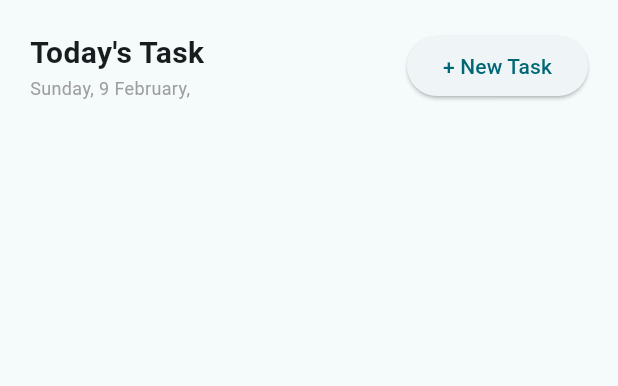
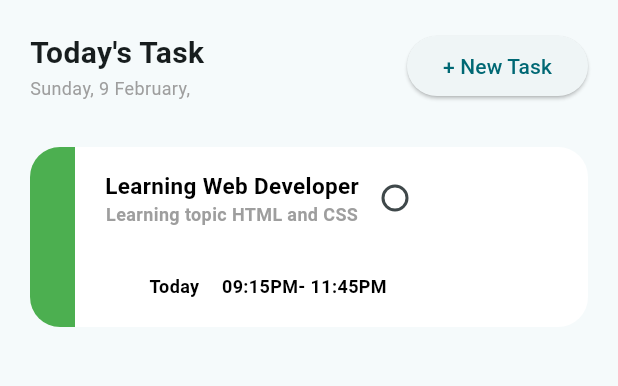
Before and after one commit to r-sei/practice_repo, a Flutter app: the screen it shows after launch, on a phone screen of 412 x 824 dp, the part 84-470 px from its top. Run offline on Flutter 3.47's test engine with Material 3 defaults, Android fonts, the phone set to English and light mode, and no system bars; our stand-ins replace gap, table_calendar.

Commit message:
time入力フォームの実装、タスクの表示例の作成（要改善）

```diff
--- a/lib/components/todo_modal.dart
+++ b/lib/components/todo_modal.dart
@@ -8,6 +8,7 @@ enum RadioValue { LRN, WRK, GEN }
 
 RadioValue? selectedValue;
 DateTime? selectedDate;
+TimeOfDay? selectedTime = TimeOfDay.now();
 
 class TodoModal extends StatefulWidget {
   @override
@@ -186,6 +187,7 @@ class TodoModalState extends State<TodoModal> {
                       ),
                     ),
                   ),
+                  //ここからdate入力フォーム
                   Container(
                     width: MediaQuery.of(context).size.width / 3,
                     color: const Color.fromARGB(100, 190, 190, 190),
@@ -213,7 +215,9 @@ class TodoModalState extends State<TodoModal> {
                     ),
                   ),
                 ]),
+                //ここまでDate入力フォーム
                 Gap(MediaQuery.of(context).size.width / 12),
+                //ここからTime入力フォーム
                 Column(children: [
                   SizedBox(
                     width: MediaQuery.of(context).size.width / 3,
@@ -233,21 +237,23 @@ class TodoModalState extends State<TodoModal> {
                         IconButton(
                             onPressed: () async {
                               // print("start");
-                              final date = await showDatePicker(
+                              final timeData = await showTimePicker(
+                                  initialEntryMode: TimePickerEntryMode.dial,
                                   context: context,
-                                  firstDate: DateTime(2020),
-                                  lastDate: DateTime(2030));
+                                  initialTime: selectedTime != null
+                                      ? selectedTime!
+                                      : TimeOfDay.now());
                               // print("finished: $date");
-                              if (date != null) {
+                              if (timeData != null) {
                                 setState(() {
-                                  selectedDate = date;
+                                  selectedTime = timeData;
                                 });
                               }
                             },
-                            icon: const Icon(Icons.calendar_month)),
-                        Text(selectedDate != null
-                            ? "${selectedDate?.year}/${selectedDate?.month}/${selectedDate?.day}"
-                            : "yyyy/mm/dd"),
+                            icon: const Icon(Icons.access_time)),
+                        Text(selectedTime != null
+                            ? "${selectedTime?.hour}:${selectedTime?.minute}"
+                            : "hh:mm"),
                       ],
                     ),
                   ),
--- a/lib/main.dart
+++ b/lib/main.dart
@@ -25,9 +25,16 @@ class MyApp extends StatelessWidget {
   }
 }
 
-class MyHomePage extends StatelessWidget {
+bool isChecked = false;
+
+class MyHomePage extends StatefulWidget {
   const MyHomePage({super.key});
 
+  @override
+  State<MyHomePage> createState() => _MyHomePageState();
+}
+
+class _MyHomePageState extends State<MyHomePage> {
   @override
   Widget build(BuildContext context) {
     return Scaffold(
@@ -89,6 +96,96 @@ class MyHomePage extends StatelessWidget {
                     child: const Text('+ New Task')),
               ],
             ),
+            const Gap(30),
+            Container(
+              width: double.infinity,
+              height: 120,
+              decoration: BoxDecoration(
+                borderRadius: BorderRadius.circular(20),
+                color: Colors.white,
+              ),
+
+              //なんか適当に調整
+              child: Row(
+                children: [
+                  Container(
+                    width: 30,
+                    decoration: const BoxDecoration(
+                      color: Colors.green,
+                      borderRadius: BorderRadius.only(
+                          bottomLeft: Radius.circular(20),
+                          topLeft: Radius.circular(20)),
+                    ),
+                  ),
+                  Column(children: [
+                    Padding(
+                      padding: const EdgeInsets.symmetric(
+                          horizontal: 20, vertical: 10),
+                      child: Row(
+                        mainAxisAlignment: MainAxisAlignment.spaceBetween,
+                        children: [
+                          const Column(
+                            children: [
+                              Text(
+                                'Learning Web Developer',
+                                style: TextStyle(
+                                  color: Colors.black,
+                                  fontWeight: FontWeight.bold,
+                                  fontSize: 15,
+                                ),
+                              ),
+                              Text(
+                                'Learning topic HTML and CSS',
+                                style: TextStyle(
+                                  color: Colors.grey,
+                                  fontWeight: FontWeight.bold,
+                                  fontSize: 12,
+                                ),
+                              ),
+                            ],
+                          ),
+                          // const Expanded(child: Spacer()),
+                          Checkbox(
+                              value: isChecked,
+                              shape: const CircleBorder(),
+                              onChanged: (value) {
+                                setState(() {
+                                  isChecked = value!;
+                                });
+                              }),
+                        ],
+                      ),
+                    ),
+                    const Divider(
+                      thickness: 1.5,
+                      color: Colors.grey,
+                    ),
+                    const Row(
+                      mainAxisAlignment: MainAxisAlignment.start,
+                      children: [
+                        Text(
+                          "Today",
+                          style: TextStyle(
+                            color: Colors.black,
+                            fontWeight: FontWeight.bold,
+                            fontSize: 12,
+                          ),
+                        ),
+                        Gap(15),
+                        Text(
+                          '09:15PM- 11:45PM',
+                          style: TextStyle(
+                            color: Colors.black,
+                            fontWeight: FontWeight.bold,
+                            fontSize: 12,
+                          ),
+                        )
+                      ],
+                    )
+                  ]),
+                ],
+              ),
+            )
           ]),
         ),
       ),
```
